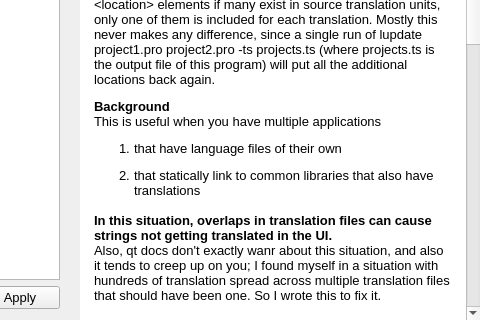
The window that combinetranslationfiles.ui (savolai/Merge-Qt-TS-files) describes before a commit, drawn with Qt 5; both pictures show x 631 to 1111 and y 398 to 718 of the 1111 by 718 pixel window.
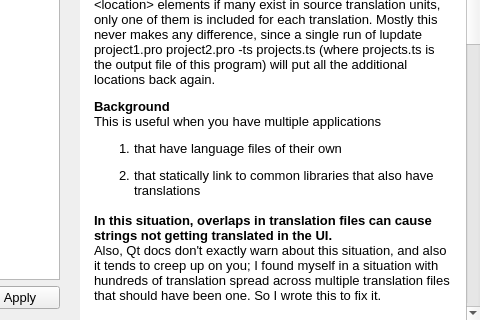
The same window after the commit.

```diff
--- a/combinetranslationfiles.ui
+++ b/combinetranslationfiles.ui
@@ -429,7 +429,7 @@
 &lt;li style=&quot; font-family:'Segoe UI,Arial,Helvetica,MS Shell Dlg 2'; font-size:10pt;&quot; style=&quot; margin-top:12px; margin-bottom:0px; margin-left:10px; margin-right:10px; -qt-block-indent:0; text-indent:0px;&quot;&gt;that statically link to common libraries that also have translations&lt;/li&gt;&lt;/ol&gt;
 &lt;p style=&quot; margin-top:0px; margin-bottom:0px; margin-left:10px; margin-right:10px; -qt-block-indent:0; text-indent:0px;&quot;&gt;&lt;span style=&quot; font-family:'Segoe UI,Arial,Helvetica,MS Shell Dlg 2'; font-size:10pt;&quot;&gt;    &lt;/span&gt;&lt;/p&gt;
 &lt;p style=&quot; margin-top:0px; margin-bottom:0px; margin-left:10px; margin-right:10px; -qt-block-indent:0; text-indent:0px;&quot;&gt;&lt;span style=&quot; font-family:'Segoe UI,Arial,Helvetica,MS Shell Dlg 2'; font-size:10pt; font-weight:600;&quot;&gt;In this situation, overlaps in translation files can cause strings not getting translated in the UI.&lt;/span&gt;&lt;/p&gt;
-&lt;p style=&quot; margin-top:0px; margin-bottom:0px; margin-left:10px; margin-right:10px; -qt-block-indent:0; text-indent:0px;&quot;&gt;&lt;span style=&quot; font-family:'Segoe UI,Arial,Helvetica,MS Shell Dlg 2'; font-size:10pt;&quot;&gt;Also, qt docs don't exactly wanr about this situation, and also it tends to creep up on you; I found myself in a situation with hundreds of translation spread across multiple translation files that should have been one. So I wrote this to fix it.&lt;/span&gt;&lt;/p&gt;
+&lt;p style=&quot; margin-top:0px; margin-bottom:0px; margin-left:10px; margin-right:10px; -qt-block-indent:0; text-indent:0px;&quot;&gt;&lt;span style=&quot; font-family:'Segoe UI,Arial,Helvetica,MS Shell Dlg 2'; font-size:10pt;&quot;&gt;Also, Qt docs don't exactly warn about this situation, and also it tends to creep up on you; I found myself in a situation with hundreds of translation spread across multiple translation files that should have been one. So I wrote this to fix it.&lt;/span&gt;&lt;/p&gt;
 &lt;p style=&quot;-qt-paragraph-type:empty; margin-top:0px; margin-bottom:0px; margin-left:10px; margin-right:10px; -qt-block-indent:0; text-indent:0px; font-family:'Segoe UI,Arial,Helvetica,MS Shell Dlg 2'; font-size:10pt;&quot;&gt;&lt;br /&gt;&lt;/p&gt;
 &lt;p style=&quot; margin-top:0px; margin-bottom:0px; margin-left:10px; margin-right:10px; -qt-block-indent:0; text-indent:0px;&quot;&gt;&lt;span style=&quot; font-family:'Segoe UI,Arial,Helvetica,MS Shell Dlg 2'; font-size:10pt; font-weight:600;&quot;&gt;The solution is to produce a common translation file for all the apps. &lt;/span&gt;&lt;span style=&quot; font-family:'Segoe UI,Arial,Helvetica,MS Shell Dlg 2'; font-size:10pt;&quot;&gt;First run your ts files through this app, combining translations. Then run lupdate like below - this updates the location tags of the translations to point to the right place(s).&lt;/span&gt;&lt;/p&gt;
 &lt;p style=&quot;-qt-paragraph-type:empty; margin-top:0px; margin-bottom:0px; margin-left:10px; margin-right:10px; -qt-block-indent:0; text-indent:0px; font-family:'Segoe UI,Arial,Helvetica,MS Shell Dlg 2'; font-size:10pt;&quot;&gt;&lt;br /&gt;&lt;/p&gt;
```
